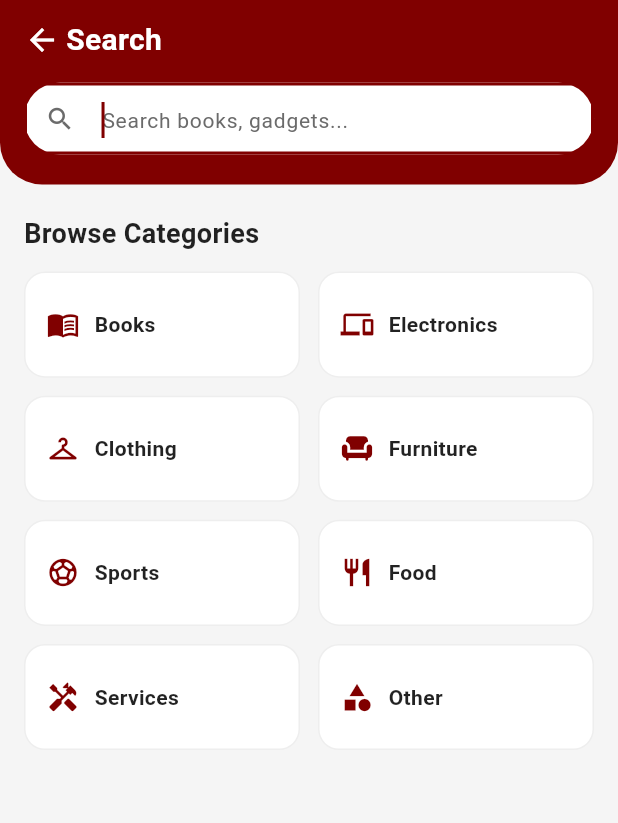
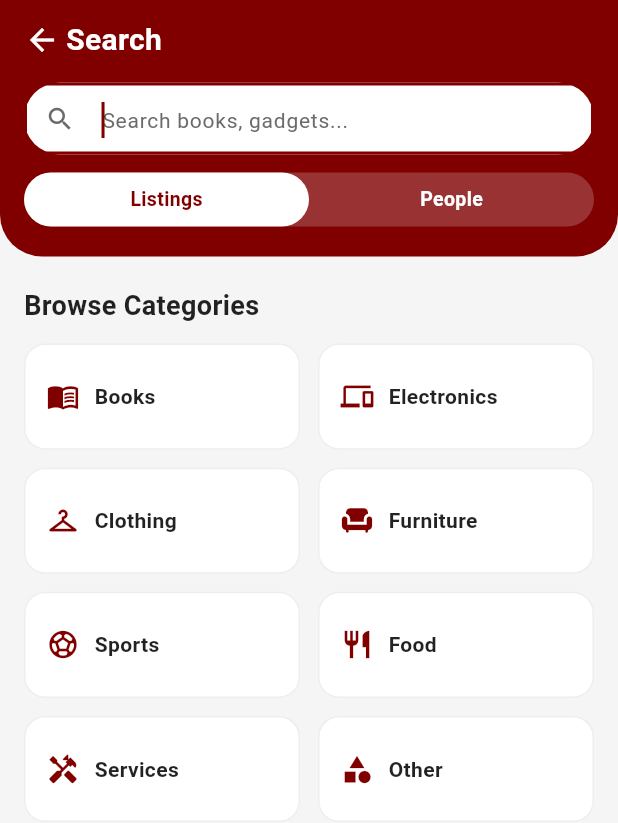
Before and after one commit to UPamakal/UPamakal, a Flutter app: the SearchPage screen opened directly, on a phone screen of 412 x 824 dp. Shown: the top 823 px of the screen. Run offline on Flutter 3.47's test engine with Material 3 defaults, Android fonts, the light colour scheme and no system bars; our stand-ins replace cloud_firestore, firebase_auth, firebase_core, firebase_messaging, flutter_dotenv, flutter_local_notifications and 3 more; accounts and stored records are empty.

Commit message:
feat: add People tab to search page with user search

```diff
--- a/lib/views/search_page.dart
+++ b/lib/views/search_page.dart
@@ -1,9 +1,11 @@
 import 'package:flutter/material.dart';
 import 'package:provider/provider.dart';
 import '../view_models/search_view_model.dart';
+import '../view_models/user_search_view_model.dart';
 import '../models/listing_model.dart';
 import '../services/image_service.dart';
 import '../utils/constants.dart';
+import '../widgets/user_search_card.dart';
 import 'listing_detail_page.dart';
 
 class SearchPage extends StatefulWidget {
@@ -16,6 +18,7 @@ class SearchPage extends StatefulWidget {
 class _SearchPageState extends State<SearchPage> {
   late TextEditingController _searchController;
   final FocusNode _searchFocusNode = FocusNode();
+  bool _isPeopleTab = false;
 
   @override
   void initState() {
@@ -37,11 +40,11 @@ class _SearchPageState extends State<SearchPage> {
   @override
   Widget build(BuildContext context) {
     final searchVM = context.watch<SearchViewModel>();
+    final userSearchVM = context.watch<UserSearchViewModel>();
 
-    // Sync text field with VM when VM changes externally
-    if (_searchController.text != searchVM.searchQuery) {
-      _searchController.text = searchVM.searchQuery;
-      // Keep cursor at end
+    final activeQuery = _isPeopleTab ? userSearchVM.searchQuery : searchVM.searchQuery;
+    if (_searchController.text != activeQuery) {
+      _searchController.text = activeQuery;
       _searchController.selection = TextSelection.fromPosition(
         TextPosition(offset: _searchController.text.length),
       );
@@ -52,12 +55,15 @@ class _SearchPageState extends State<SearchPage> {
       body: SafeArea(
         child: Column(
           children: [
-            _buildSearchHeader(context, searchVM),
-            if (searchVM.hasQuery) _buildFilterBar(context, searchVM),
+            _buildSearchHeader(context, searchVM, userSearchVM),
+            if (!_isPeopleTab && searchVM.hasQuery)
+              _buildFilterBar(context, searchVM),
             Expanded(
-              child: searchVM.hasQuery
-                  ? _buildSearchResults(context, searchVM)
-                  : _buildBrowseState(context, searchVM),
+              child: _isPeopleTab
+                  ? _buildPeopleResults(context, userSearchVM)
+                  : (searchVM.hasQuery
+                      ? _buildSearchResults(context, searchVM)
+                      : _buildBrowseState(context, searchVM)),
             ),
           ],
         ),
@@ -67,7 +73,15 @@ class _SearchPageState extends State<SearchPage> {
 
   // ── Header ─────────────────────────────────────────────────────────────
 
-  Widget _buildSearchHeader(BuildContext context, SearchViewModel searchVM) {
+  Widget _buildSearchHeader(
+    BuildContext context,
+    SearchViewModel searchVM,
+    UserSearchViewModel userSearchVM,
+  ) {
+    final hasQuery = _isPeopleTab
+        ? userSearchVM.hasQuery
+        : searchVM.hasQuery;
+
     return Container(
       decoration: const BoxDecoration(
         color: AppColors.primary,
@@ -93,11 +107,15 @@ class _SearchPageState extends State<SearchPage> {
                   ),
                 ),
                 const Spacer(),
-                if (searchVM.hasQuery)
+                if (hasQuery)
                   GestureDetector(
                     onTap: () {
                       _searchController.clear();
-                      searchVM.clearSearch();
+                      if (_isPeopleTab) {
+                        userSearchVM.clearSearch();
+                      } else {
+                        searchVM.clearSearch();
+                      }
                     },
                     child: const Text(
                       'Clear',
@@ -120,11 +138,25 @@ class _SearchPageState extends State<SearchPage> {
               child: TextField(
                 controller: _searchController,
                 focusNode: _searchFocusNode,
-                onChanged: (value) => searchVM.setSearchQuery(value),
-                onSubmitted: (value) => searchVM.submitSearch(),
+                onChanged: (value) {
+                  if (_isPeopleTab) {
+                    userSearchVM.setSearchQuery(value);
+                  } else {
+                    searchVM.setSearchQuery(value);
+                  }
+                },
+                onSubmitted: (value) {
+                  if (_isPeopleTab) {
+                    userSearchVM.submitSearch();
+                  } else {
+                    searchVM.submitSearch();
+                  }
+                },
                 textInputAction: TextInputAction.search,
                 decoration: InputDecoration(
-                  hintText: 'Search books, gadgets...',
+                  hintText: _isPeopleTab
+                      ? 'Search people...'
+                      : 'Search books, gadgets...',
                   hintStyle: const TextStyle(
                     color: AppColors.textSecondary,
                     fontSize: 14,
@@ -134,7 +166,7 @@ class _SearchPageState extends State<SearchPage> {
                     color: AppColors.textSecondary,
                     size: 20,
                   ),
-                  suffixIcon: searchVM.hasQuery
+                  suffixIcon: hasQuery
                       ? IconButton(
                           icon: const Icon(
                             Icons.clear,
@@ -143,7 +175,11 @@ class _SearchPageState extends State<SearchPage> {
                           ),
                           onPressed: () {
                             _searchController.clear();
-                            searchVM.clearSearch();
+                            if (_isPeopleTab) {
+                              userSearchVM.clearSearch();
+                            } else {
+                              searchVM.clearSearch();
+                            }
                           },
                         )
                       : null,
@@ -152,9 +188,161 @@ class _SearchPageState extends State<SearchPage> {
                 ),
               ),
             ),
+            const SizedBox(height: 12),
+            // Tab toggle
+            Container(
+              height: 36,
+              decoration: BoxDecoration(
+                color: Colors.white.withValues(alpha: 0.2),
+                borderRadius: BorderRadius.circular(18),
+              ),
+              child: Row(
+                children: [
+                  _tabItem(
+                    label: 'Listings',
+                    isSelected: !_isPeopleTab,
+                    onTap: () {
+                      if (_isPeopleTab) {
+                        setState(() {
+                          _isPeopleTab = false;
+                        });
+                        userSearchVM.clearSearch();
+                        _searchController.clear();
+                      }
+                    },
+                  ),
+                  _tabItem(
+                    label: 'People',
+                    isSelected: _isPeopleTab,
+                    onTap: () {
+                      if (!_isPeopleTab) {
+                        setState(() {
+                          _isPeopleTab = true;
+                        });
+                        searchVM.clearSearch();
+                        _searchController.clear();
+                      }
+                    },
+                  ),
+                ],
+              ),
+            ),
           ],
         ),
       ),
+    );
+  }
+
+  Widget _tabItem({
+    required String label,
+    required bool isSelected,
+    required VoidCallback onTap,
+  }) {
+    return Expanded(
+      child: GestureDetector(
+        onTap: onTap,
+        child: Container(
+          alignment: Alignment.center,
+          decoration: BoxDecoration(
+            color: isSelected ? Colors.white : Colors.transparent,
+            borderRadius: BorderRadius.circular(18),
+          ),
+          child: Text(
+            label,
+            style: TextStyle(
+              fontSize: 13,
+              fontWeight: FontWeight.w600,
+              color: isSelected ? const Color(0xFF800000) : Colors.white,
+            ),
+          ),
+        ),
+      ),
+    );
+  }
+
+  Widget _buildPeopleResults(BuildContext context, UserSearchViewModel vm) {
+    if (vm.isLoading) {
+      return const Center(child: CircularProgressIndicator());
+    }
+
+    if (vm.errorMessage != null) {
+      return Center(
+        child: Column(
+          mainAxisSize: MainAxisSize.min,
+          children: [
+            Icon(Icons.error_outline, size: 64, color: Colors.red.shade300),
+            const SizedBox(height: 16),
+            Text(
+              vm.errorMessage!,
+              style: const TextStyle(color: AppColors.textSecondary),
+              textAlign: TextAlign.center,
+            ),
+            const SizedBox(height: 16),
+            ElevatedButton(
+              onPressed: () => vm.submitSearch(),
+              child: const Text('Retry'),
+            ),
+          ],
+        ),
+      );
+    }
+
+    if (!vm.hasResults) {
+      return Center(
+        child: Column(
+          mainAxisSize: MainAxisSize.min,
+          children: [
+            Icon(
+              Icons.search_off,
+              size: 64,
+              color: AppColors.textSecondary.withValues(alpha: 0.5),
+            ),
+            const SizedBox(height: 16),
+            const Text(
+              'No people found',
+              style: TextStyle(
+                fontSize: 16,
+                fontWeight: FontWeight.w600,
+                color: AppColors.textSecondary,
+              ),
+            ),
+            const SizedBox(height: 8),
+            Text(
+              'Try a different name or email',
+              style: TextStyle(
+                fontSize: 14,
+                color: AppColors.textSecondary.withValues(alpha: 0.7),
+              ),
+            ),
+          ],
+        ),
+      );
+    }
+
+    return Column(
+      crossAxisAlignment: CrossAxisAlignment.start,
+      children: [
+        Padding(
+          padding: const EdgeInsets.fromLTRB(16, 12, 16, 4),
+          child: Text(
+            '${vm.results.length} result${vm.results.length == 1 ? '' : 's'}',
+            style: const TextStyle(
+              fontSize: 14,
+              fontWeight: FontWeight.w500,
+              color: AppColors.textSecondary,
+            ),
+          ),
+        ),
+        Expanded(
+          child: ListView.separated(
+            padding: const EdgeInsets.fromLTRB(16, 4, 16, 24),
+            itemCount: vm.results.length,
+            separatorBuilder: (_, __) => const SizedBox(height: 10),
+            itemBuilder: (context, index) =>
+                UserSearchCard(user: vm.results[index]),
+          ),
+        ),
+      ],
     );
   }
 
```
